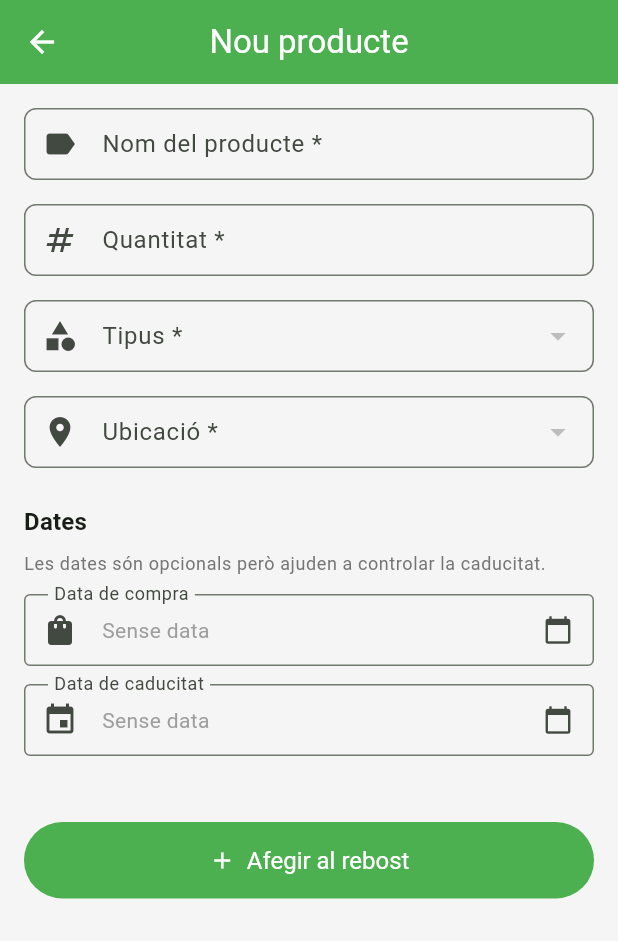
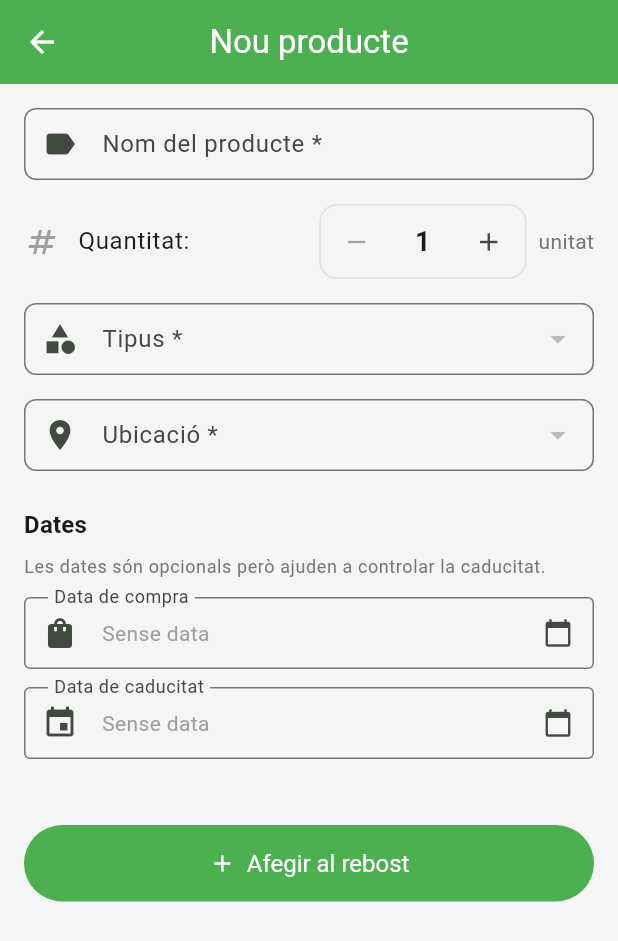
Before and after one commit to neus-013/rebost, a Flutter app: the PantryItemFormScreen screen opened directly, on a phone screen of 412 x 824 dp. Shown: the top 941 px of the screen. Run offline on Flutter 3.47's test engine with Material 3 defaults, Android fonts, the phone set to English and light mode, and no system bars; our stand-ins replace shared_preferences; accounts and stored records are empty.

Commit message:
fix: date picker, quantitat numèrica amb +/-, encetar duplica, consumir/llençar pregunta quantitat
- Eliminat locale del DatePicker que causava error
- Quantitat canviada de String a int amb botons +/- al formulari
- Afegit camp 'unit' (per defecte 'unitats') i 'parentId' al model
- Encetar un producte amb qty > 1: redueix original i crea duplicat encetat
- Consumir/llençar: diàleg per triar la quantitat si n'hi ha més d'1
- Consum/descart parcial redueix quantitat, total marca l'estat

```diff
--- a/lib/models/pantry_item.dart
+++ b/lib/models/pantry_item.dart
@@ -11,7 +11,8 @@ enum PantryItemStatus {
 class PantryItem {
   final String id;
   String name;
-  String quantity;
+  int quantity;
+  String unit;
   String typeId;
   String locationId;
   DateTime? expiryDate;
@@ -20,11 +21,13 @@ class PantryItem {
   PantryItemStatus status;
   DateTime createdAt;
   DateTime updatedAt;
+  String? parentId; // ID del producte pare (si és un duplicat encetat)
 
   PantryItem({
     String? id,
     required this.name,
-    required this.quantity,
+    this.quantity = 1,
+    this.unit = 'unitats',
     required this.typeId,
     required this.locationId,
     this.expiryDate,
@@ -33,6 +36,7 @@ class PantryItem {
     this.status = PantryItemStatus.tancat,
     DateTime? createdAt,
     DateTime? updatedAt,
+    this.parentId,
   }) : id = id ?? const Uuid().v4(),
        createdAt = createdAt ?? DateTime.now(),
        updatedAt = updatedAt ?? DateTime.now();
@@ -49,10 +53,14 @@ class PantryItem {
   bool get isActive =>
       status == PantryItemStatus.tancat || status == PantryItemStatus.encetat;
 
+  String get quantityDisplay =>
+      quantity == 1 ? '1 unitat' : '$quantity $unit';
+
   Map<String, dynamic> toJson() => {
     'id': id,
     'name': name,
     'quantity': quantity,
+    'unit': unit,
     'typeId': typeId,
     'locationId': locationId,
     'expiryDate': expiryDate?.toIso8601String(),
@@ -61,12 +69,16 @@ class PantryItem {
     'status': status.name,
     'createdAt': createdAt.toIso8601String(),
     'updatedAt': updatedAt.toIso8601String(),
+    'parentId': parentId,
   };
 
   factory PantryItem.fromJson(Map<String, dynamic> json) => PantryItem(
     id: json['id'] as String,
     name: json['name'] as String,
-    quantity: json['quantity'] as String,
+    quantity: json['quantity'] is int
+        ? json['quantity'] as int
+        : int.tryParse(json['quantity'].toString()) ?? 1,
+    unit: json['unit'] as String? ?? 'unitats',
     typeId: json['typeId'] as String,
     locationId: json['locationId'] as String,
     expiryDate: json['expiryDate'] != null
@@ -81,23 +93,27 @@ class PantryItem {
     status: PantryItemStatus.values.byName(json['status'] as String),
     createdAt: DateTime.parse(json['createdAt'] as String),
     updatedAt: DateTime.parse(json['updatedAt'] as String),
+    parentId: json['parentId'] as String?,
   );
 
   PantryItem copyWith({
     String? id,
     String? name,
-    String? quantity,
+    int? quantity,
+    String? unit,
     String? typeId,
     String? locationId,
     DateTime? expiryDate,
     DateTime? purchaseDate,
     DateTime? openedDate,
     PantryItemStatus? status,
+    String? parentId,
   }) {
     return PantryItem(
       id: id ?? this.id,
       name: name ?? this.name,
       quantity: quantity ?? this.quantity,
+      unit: unit ?? this.unit,
       typeId: typeId ?? this.typeId,
       locationId: locationId ?? this.locationId,
       expiryDate: expiryDate ?? this.expiryDate,
@@ -106,6 +122,7 @@ class PantryItem {
       status: status ?? this.status,
       createdAt: createdAt,
       updatedAt: DateTime.now(),
+      parentId: parentId ?? this.parentId,
     );
   }
 
--- a/lib/screens/login_screen.dart
+++ b/lib/screens/login_screen.dart
@@ -180,7 +180,10 @@ class _LoginScreenState extends State<LoginScreen> {
                           const SizedBox(height: 12),
                           Text(
                             _formError!,
-                            style: const TextStyle(color: Colors.red, fontSize: 13),
+                            style: const TextStyle(
+                              color: Colors.red,
+                              fontSize: 13,
+                            ),
                           ),
                         ],
                         const SizedBox(height: 24),
--- a/lib/screens/pantry_item_form_screen.dart
+++ b/lib/screens/pantry_item_form_screen.dart
@@ -17,7 +17,7 @@ class PantryItemFormScreen extends StatefulWidget {
 class _PantryItemFormScreenState extends State<PantryItemFormScreen> {
   final _formKey = GlobalKey<FormState>();
   final _nameController = TextEditingController();
-  final _quantityController = TextEditingController();
+  int _quantity = 1;
 
   String? _selectedTypeId;
   String? _selectedLocationId;
@@ -34,7 +34,7 @@ class _PantryItemFormScreenState extends State<PantryItemFormScreen> {
     if (_isEditing) {
       final item = widget.item!;
       _nameController.text = item.name;
-      _quantityController.text = item.quantity;
+      _quantity = item.quantity;
       _selectedTypeId = item.typeId;
       _selectedLocationId = item.locationId;
       _purchaseDate = item.purchaseDate;
@@ -47,7 +47,6 @@ class _PantryItemFormScreenState extends State<PantryItemFormScreen> {
   @override
   void dispose() {
     _nameController.dispose();
-    _quantityController.dispose();
     super.dispose();
   }
 
@@ -92,20 +91,64 @@ class _PantryItemFormScreenState extends State<PantryItemFormScreen> {
             ),
             const SizedBox(height: 16),
 
-            // Quantitat
-            TextFormField(
-              controller: _quantityController,
-              decoration: const InputDecoration(
-                labelText: 'Quantitat *',
-                hintText: 'ex: 1 litre, 500g, 3 unitats',
-                prefixIcon: Icon(Icons.numbers),
-              ),
-              validator: (value) {
-                if (value == null || value.trim().isEmpty) {
-                  return 'La quantitat és obligatòria';
-                }
-                return null;
-              },
+            // Quantitat (unitats)
+            Row(
+              children: [
+                const Icon(Icons.numbers, color: Colors.grey),
+                const SizedBox(width: 12),
+                Text(
+                  'Quantitat:',
+                  style: Theme.of(context).textTheme.bodyLarge,
+                ),
+                const Spacer(),
+                Container(
+                  decoration: BoxDecoration(
+                    border: Border.all(color: Colors.grey.shade300),
+                    borderRadius: BorderRadius.circular(12),
+                  ),
+                  child: Row(
+                    mainAxisSize: MainAxisSize.min,
+                    children: [
+                      IconButton(
+                        icon: const Icon(Icons.remove),
+                        onPressed: _quantity > 1
+                            ? () => setState(() => _quantity--)
+                            : null,
+                        iconSize: 20,
+                        constraints: const BoxConstraints(
+                          minWidth: 40,
+                          minHeight: 40,
+                        ),
+                      ),
+                      SizedBox(
+                        width: 40,
+                        child: Text(
+                          '$_quantity',
+                          textAlign: TextAlign.center,
+                          style: const TextStyle(
+                            fontSize: 18,
+                            fontWeight: FontWeight.bold,
+                          ),
+                        ),
+                      ),
+                      IconButton(
+                        icon: const Icon(Icons.add),
+                        onPressed: () => setState(() => _quantity++),
+                        iconSize: 20,
+                        constraints: const BoxConstraints(
+                          minWidth: 40,
+                          minHeight: 40,
+                        ),
+                      ),
+                    ],
+                  ),
+                ),
+                const SizedBox(width: 8),
+                Text(
+                  _quantity == 1 ? 'unitat' : 'unitats',
+                  style: TextStyle(color: Colors.grey[600]),
+                ),
+              ],
             ),
             const SizedBox(height: 16),
 
@@ -262,10 +305,6 @@ class _PantryItemFormScreenState extends State<PantryItemFormScreen> {
       initialDate: initial ?? now,
       firstDate: DateTime(2020),
       lastDate: DateTime(2030),
-      locale: const Locale('ca'),
-      helpText: 'Selecciona una data',
-      cancelText: 'Cancel·lar',
-      confirmText: 'Acceptar',
     );
     if (picked != null) onPicked(picked);
   }
@@ -279,7 +318,7 @@ class _PantryItemFormScreenState extends State<PantryItemFormScreen> {
     if (_isEditing) {
       final updatedItem = widget.item!.copyWith(
         name: _nameController.text.trim(),
-        quantity: _quantityController.text.trim(),
+        quantity: _quantity,
         typeId: _selectedTypeId!,
         locationId: _selectedLocationId!,
         purchaseDate: _purchaseDate,
@@ -291,7 +330,7 @@ class _PantryItemFormScreenState extends State<PantryItemFormScreen> {
     } else {
       final newItem = PantryItem(
         name: _nameController.text.trim(),
-        quantity: _quantityController.text.trim(),
+        quantity: _quantity,
         typeId: _selectedTypeId!,
         locationId: _selectedLocationId!,
         purchaseDate: _purchaseDate,
```
Also changed, not shown: lib/models/invitation_model.dart (+2 -6 lines), lib/providers/pantry_provider.dart (+70 -12 lines), lib/providers/shared_pantry_provider.dart (+2 -6 lines), lib/screens/dashboard_screen.dart (+22 -7 lines), lib/screens/invite_user_screen.dart (+17 -18 lines), lib/screens/pantry_screen.dart (+83 -18 lines), lib/screens/profile_screen.dart (+28 -10 lines), lib/services/auth_service.dart (+13 -11 lines), lib/services/shared_pantry_service.dart (+15 -9 lines).
